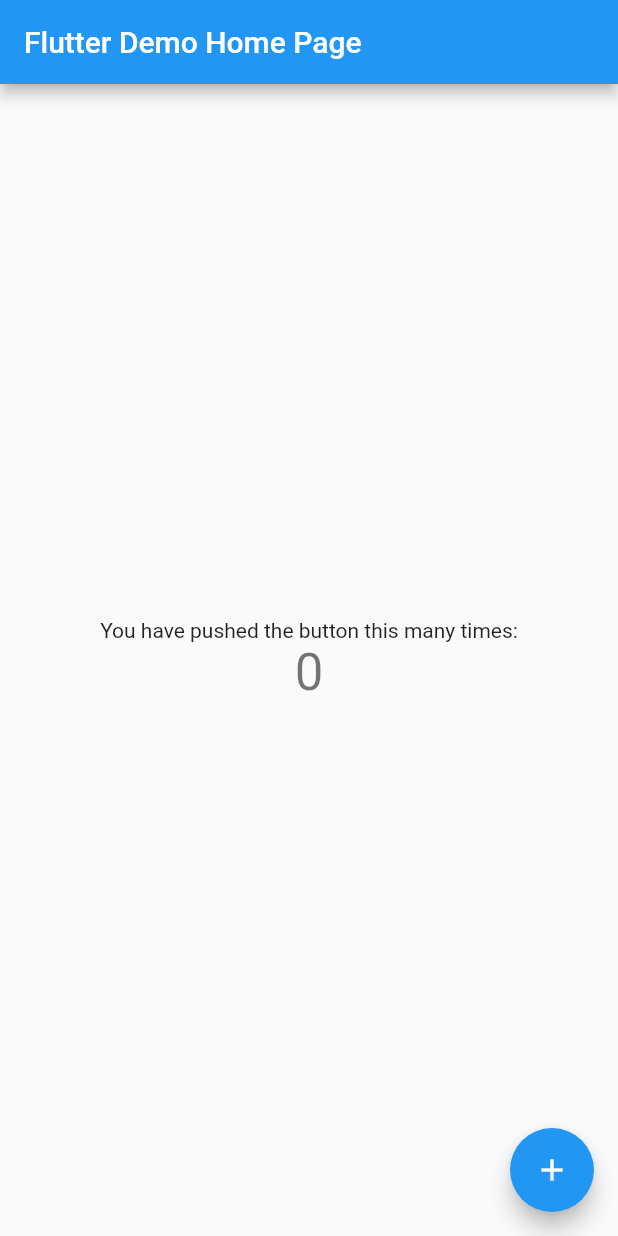
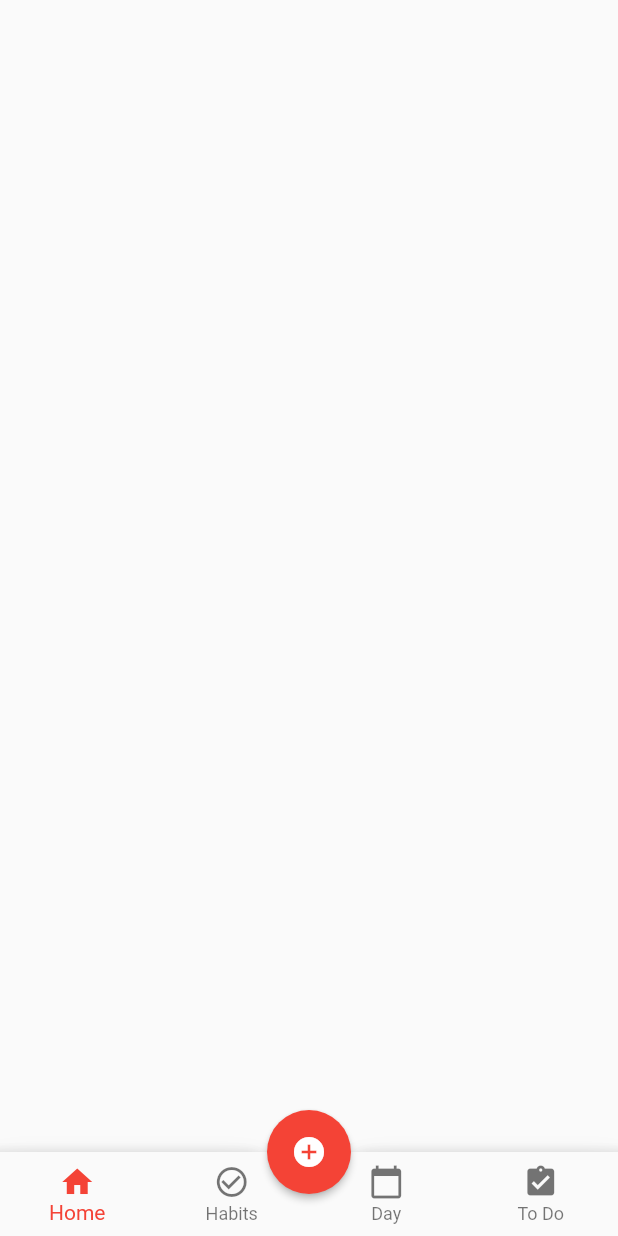
Before and after one commit to matkv/HabitTracker, a Flutter app: the screen it shows after launch, on a phone screen of 412 x 824 dp. Run offline on Flutter 3.47's test engine with Material 2 defaults, Android fonts, the phone set to English and light mode, and no system bars.

Commit message:
First draft of bottom navigation

```diff
--- /dev/null
+++ b/habit_tracker/lib/bottomnavigation.dart
@@ -0,0 +1,22 @@
+import 'package:flutter/material.dart';
+
+class BottomNavigation extends StatelessWidget {
+  @override
+  Widget build(BuildContext context) {
+    return BottomAppBar(
+      shape: const CircularNotchedRectangle(),
+      child: BottomNavigationBar(
+          type: BottomNavigationBarType.fixed, //this fixes shifting
+          items: <BottomNavigationBarItem>[
+            BottomNavigationBarItem(
+                title: Text('Home'), icon: Icon(Icons.home)),
+            BottomNavigationBarItem(
+                title: Text('Habits'), icon: Icon(Icons.check_circle_outline)),
+            BottomNavigationBarItem(
+                title: Text('Day'), icon: Icon(Icons.calendar_today)),
+            BottomNavigationBarItem(
+                title: Text('To Do'), icon: Icon(Icons.assignment_turned_in)),
+          ]),
+    );
+  }
+}
--- a/habit_tracker/lib/main.dart
+++ b/habit_tracker/lib/main.dart
@@ -1,111 +1,30 @@
 import 'package:flutter/material.dart';
+import 'package:habit_tracker/bottomnavigation.dart';
+import 'package:flutter/services.dart';
 
-void main() => runApp(MyApp());
+void main() => runApp(HabitTracker());
 
-class MyApp extends StatelessWidget {
-  // This widget is the root of your application.
+class HabitTracker extends StatelessWidget {
   @override
   Widget build(BuildContext context) {
+
+    //disable screen rotation
+    SystemChrome.setPreferredOrientations([
+      DeviceOrientation.portraitUp
+    ]);
+
+
     return MaterialApp(
-      title: 'Flutter Demo',
-      theme: ThemeData(
-        // This is the theme of your application.
-        //
-        // Try running your application with "flutter run". You'll see the
-        // application has a blue toolbar. Then, without quitting the app, try
-        // changing the primarySwatch below to Colors.green and then invoke
-        // "hot reload" (press "r" in the console where you ran "flutter run",
-        // or simply save your changes to "hot reload" in a Flutter IDE).
-        // Notice that the counter didn't reset back to zero; the application
-        // is not restarted.
-        primarySwatch: Colors.blue,
+      theme: ThemeData(primarySwatch: Colors.red),
+      home: Scaffold(
+        bottomNavigationBar: BottomNavigation(),
+        floatingActionButton: FloatingActionButton(
+            onPressed: () {}, //TODO
+            tooltip: 'Create Habit',
+            elevation: 2.0,
+            child: Icon(Icons.add_circle)),
+        floatingActionButtonLocation: FloatingActionButtonLocation.centerDocked,
       ),
-      home: MyHomePage(title: 'Flutter Demo Home Page'),
     );
   }
 }
-
-class MyHomePage extends StatefulWidget {
-  MyHomePage({Key key, this.title}) : super(key: key);
-
-  // This widget is the home page of your application. It is stateful, meaning
-  // that it has a State object (defined below) that contains fields that affect
-  // how it looks.
-
-  // This class is the configuration for the state. It holds the values (in this
-  // case the title) provided by the parent (in this case the App widget) and
-  // used by the build method of the State. Fields in a Widget subclass are
-  // always marked "final".
-
-  final String title;
-
-  @override
-  _MyHomePageState createState() => _MyHomePageState();
-}
-
-class _MyHomePageState extends State<MyHomePage> {
-  int _counter = 0;
-
-  void _incrementCounter() {
-    setState(() {
-      // This call to setState tells the Flutter framework that something has
-      // changed in this State, which causes it to rerun the build method below
-      // so that the display can reflect the updated values. If we changed
-      // _counter without calling setState(), then the build method would not be
-      // called again, and so nothing would appear to happen.
-      _counter++;
-    });
-  }
-
-  @override
-  Widget build(BuildContext context) {
-    // This method is rerun every time setState is called, for instance as done
-    // by the _incrementCounter method above.
-    //
-    // The Flutter framework has been optimized to make rerunning build methods
-    // fast, so that you can just rebuild anything that needs updating rather
-    // than having to individually change instances of widgets.
-    return Scaffold(
-      appBar: AppBar(
-        // Here we take the value from the MyHomePage object that was created by
-        // the App.build method, and use it to set our appbar title.
-        title: Text(widget.title),
-      ),
-      body: Center(
-        // Center is a layout widget. It takes a single child and positions it
-        // in the middle of the parent.
-        child: Column(
-          // Column is also a layout widget. It takes a list of children and
-          // arranges them vertically. By default, it sizes itself to fit its
-          // children horizontally, and tries to be as tall as its parent.
-          //
-          // Invoke "debug painting" (press "p" in the console, choose the
-          // "Toggle Debug Paint" action from the Flutter Inspector in Android
-          // Studio, or the "Toggle Debug Paint" command in Visual Studio Code)
-          // to see the wireframe for each widget.
-          //
-          // Column has various properties to control how it sizes itself and
-          // how it positions its children. Here we use mainAxisAlignment to
-          // center the children vertically; the main axis here is the vertical
-          // axis because Columns are vertical (the cross axis would be
-          // horizontal).
-          mainAxisAlignment: MainAxisAlignment.center,
-          children: <Widget>[
-            Text(
-              'You have pushed the button this many times:',
-            ),
-            Text(
-              '$_counter',
-              style: Theme.of(context).textTheme.display1,
-            ),
-          ],
-        ),
-      ),
-      floatingActionButton: FloatingActionButton(
-        onPressed: _incrementCounter,
-        tooltip: 'Increment',
-        child: Icon(Icons.add),
-      ), // This trailing comma makes auto-formatting nicer for build methods.
-    );
-  }
-}
```
